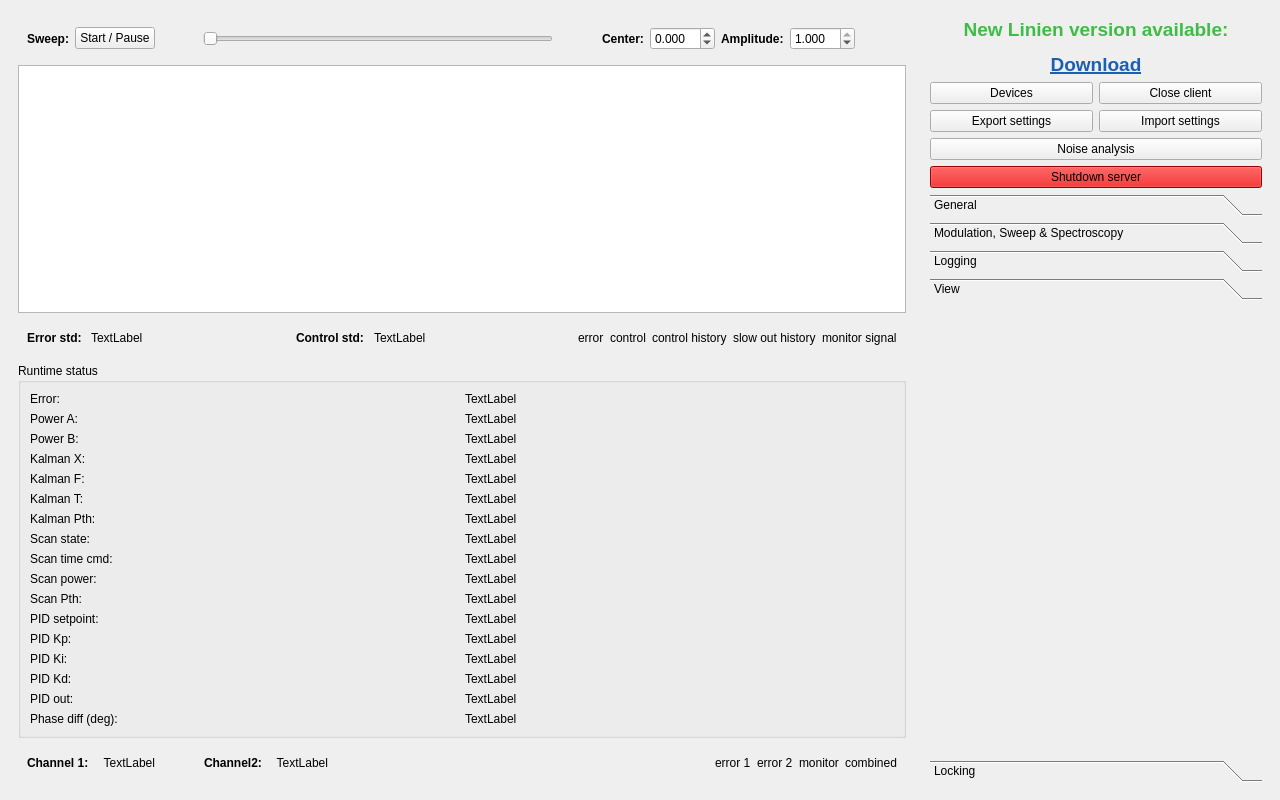
Qt form linien-gui/linien_gui/ui/main_window.ui (Debaucheryddll/FPATS) before a commit.
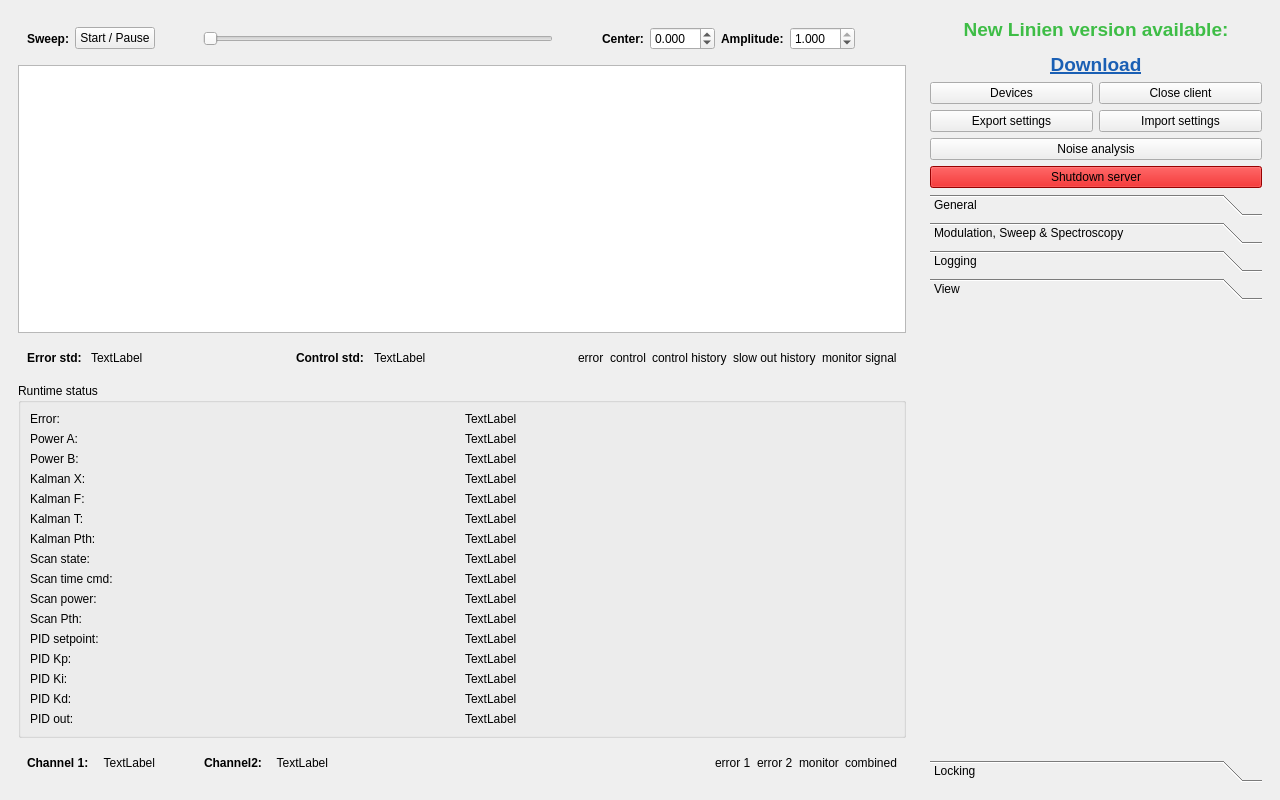
The same form after that commit. Custom widgets are drawn as their Qt base class.

The edit to the form file:
```diff
--- a/linien-gui/linien_gui/ui/main_window.ui
+++ b/linien-gui/linien_gui/ui/main_window.ui
@@ -587,20 +587,6 @@
             </property>
            </widget>
           </item>
-          <item row="16" column="0">
-           <widget class="QLabel" name="label_phase_diff">
-            <property name="text">
-             <string>Phase diff (deg):</string>
-            </property>
-           </widget>
-          </item>
-          <item row="16" column="1">
-           <widget class="QLabel" name="phaseDiffValueLabel">
-            <property name="text">
-             <string>TextLabel</string>
-            </property>
-           </widget>
-          </item>
          </layout>
         </widget>
        </item>
```
